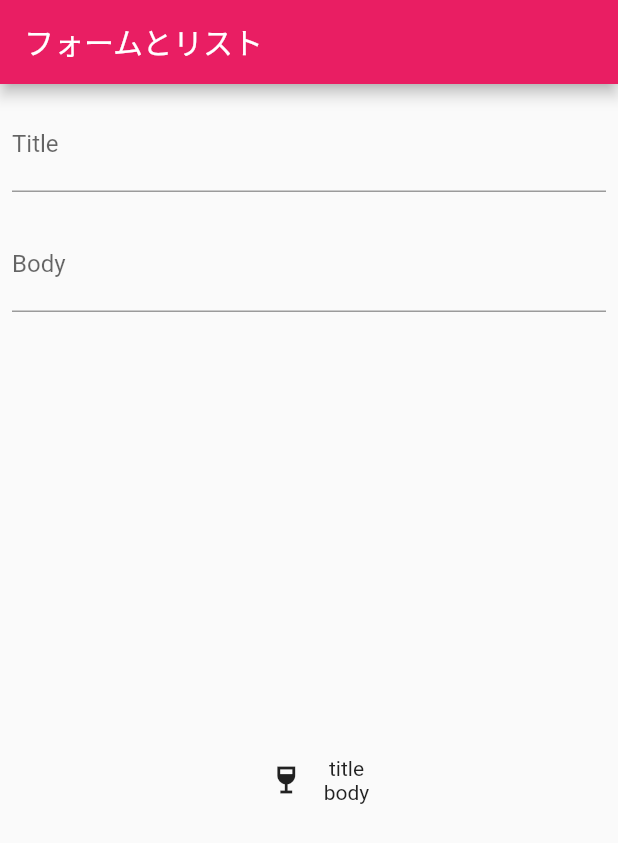
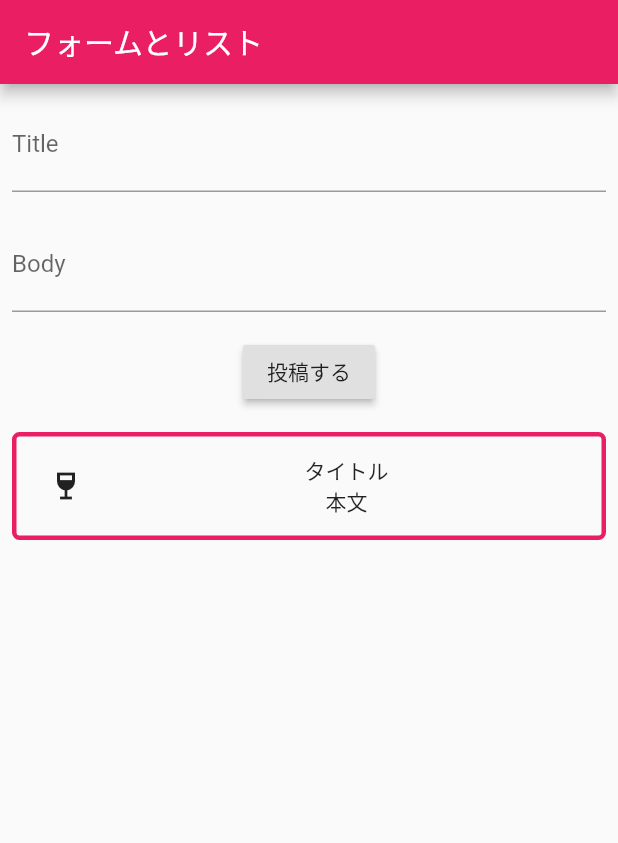
Before and after one commit to tanukinoyu/flutter_list_and_form_test, a Flutter app: the screen it shows after launch, on a phone screen of 412 x 824 dp. Shown: the top 843 px of the screen. Run offline on Flutter 3.47's test engine with Material 2 defaults, Android fonts, the phone set to English and light mode, and no system bars.

Commit message:
update レイアウト調整

```diff
--- a/lib/main.dart
+++ b/lib/main.dart
@@ -1,4 +1,6 @@
 import 'package:flutter/material.dart';
+
+import 'ListPage.dart';
 
 void main() {
   runApp(MyApp());
@@ -9,6 +11,10 @@ class MyApp extends StatelessWidget {
   @override
   Widget build(BuildContext context) {
     return MaterialApp(
+      routes: {
+        '/home': (context) => MyHomePage(),
+        '/list': (context) => ListPage(),
+      },
       title: 'List and Form test',
       theme: ThemeData(
         primarySwatch: Colors.pink,
@@ -20,6 +26,13 @@ class MyApp extends StatelessWidget {
 }
 
 class MyHomePage extends StatelessWidget {
+
+  final titleTextController = TextEditingController();
+  final bodyTextController = TextEditingController();
+
+  String title = 'タイトル';
+  String body = '本文';
+
   @override
   Widget build(BuildContext context) {
     return Scaffold(
@@ -32,43 +45,63 @@ class MyHomePage extends StatelessWidget {
             Padding(
               padding: const EdgeInsets.all(8.0),
               child: TextField(
+                controller: titleTextController,
                 decoration: InputDecoration(
                   hintText: 'タイトル',
                   labelText: 'Title',
                 ),
-
+                onEditingComplete: () {
+                  title = titleTextController.text;
+                },
               ),
             ),
             Padding(
               padding: const EdgeInsets.all(8.0),
               child: TextField(
+                controller: bodyTextController,
                 keyboardType: TextInputType.multiline,
                 maxLines: null,
                 decoration: InputDecoration(
                   hintText: '本文',
                   labelText: 'Body',
                 ),
-
+                onEditingComplete: () {
+                  body = bodyTextController.text;
+                },
               ),
             ),
-            Expanded(
+            Padding(
+              padding: const EdgeInsets.all(8.0),
+              child: RaisedButton(
+                child: Text('投稿する'),
+                onPressed: () {
+                  Navigator.pushNamed(context, '/list');
+                },
+              ),
+            ),
+            Padding(
+              padding: const EdgeInsets.all(8.0),
               child: Container(
+                decoration: BoxDecoration(
+                  border: Border.all(color: Colors.pink, width: 3),
+                  borderRadius: BorderRadius.circular(5),
+                ),
                 child: Padding(
                   padding: const EdgeInsets.all(8.0),
                   child: Row(
-                    mainAxisAlignment: MainAxisAlignment.center,
                     children: [
                       SizedBox(
                         width: 50,
                         height: 50,
                         child: Icon(Icons.wine_bar)
                       ),
-                      Column(
-                        mainAxisAlignment: MainAxisAlignment.center,
-                        children: [
-                          Text('title'),
-                          Text('body'),
-                        ],
+                      Expanded(
+                        child: Column(
+                          children: [
+                            Text(title),
+                            Text(body),
+                          ],
+                        ),
                       ),
                     ],
                   ),
```
Also changed, not shown: lib/ListPage.dart (added, +13 -0 lines).
